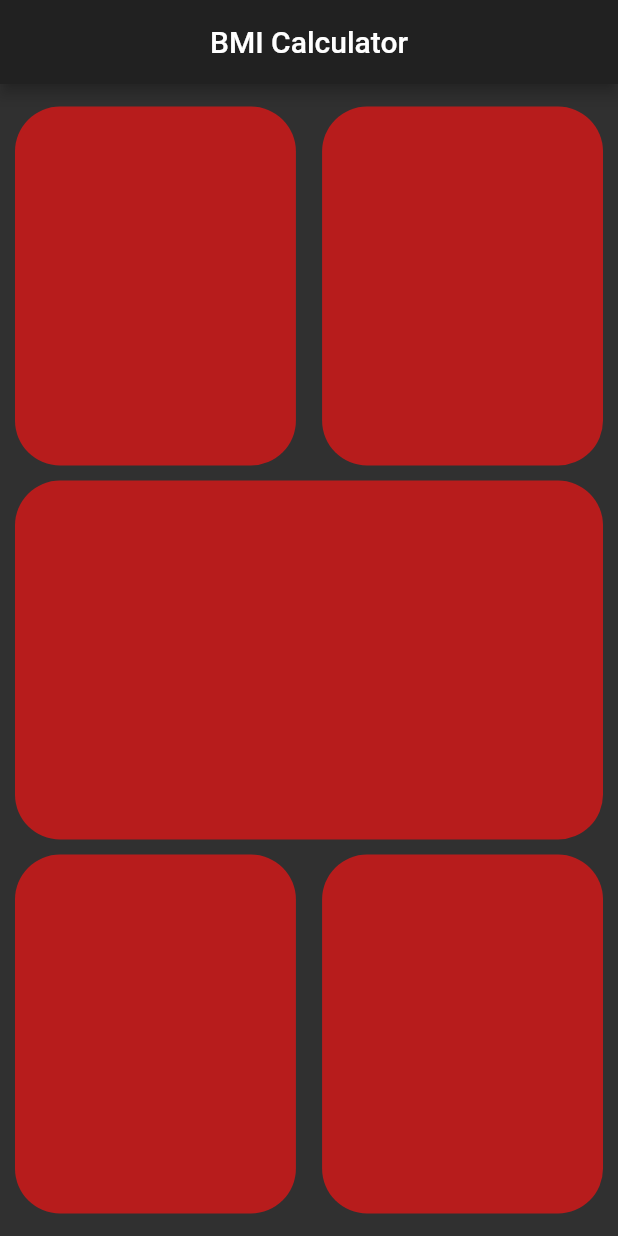
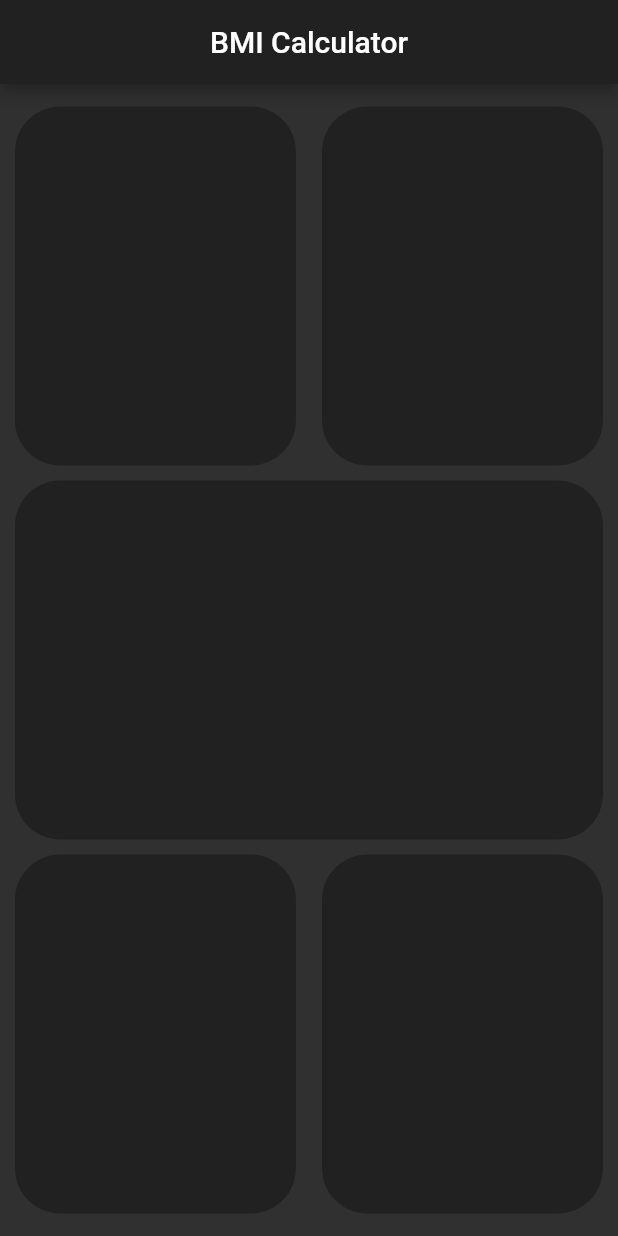
Before and after one commit to AMANDEEP-DAS/bmi-calculator, a Flutter app: the screen it shows after launch, on a phone screen of 412 x 824 dp. Run offline on Flutter 3.47's test engine with Material 2 defaults, Android fonts, the phone set to English and light mode, and no system bars.

Commit message:
containers final

```diff
--- a/lib/screens/input_screen.dart
+++ b/lib/screens/input_screen.dart
@@ -1,6 +1,5 @@
 import 'package:flutter/material.dart';
 
-import 'container.dart';
 
 class InputScreen extends StatefulWidget {
   const InputScreen({Key? key}) : super(key: key);
@@ -23,8 +22,22 @@ class _InputScreenState extends State<InputScreen> {
             Expanded(child: Row(
               mainAxisAlignment: MainAxisAlignment.spaceBetween,
               children: [
-                BoxContainers(),
-                BoxContainers(),
+                Container(
+                  height: MediaQuery.of(context).size.height,
+                  width: MediaQuery.of(context).size.width/2.2,
+                  decoration: BoxDecoration(
+                    color: Colors.grey.shade900,
+                      borderRadius: BorderRadius.all(Radius.circular(30))
+                  ),
+                ),
+                Container(
+                  height: MediaQuery.of(context).size.height,
+                  width: MediaQuery.of(context).size.width/2.2,
+                  decoration: BoxDecoration(
+                      color: Colors.grey.shade900,
+                      borderRadius: BorderRadius.all(Radius.circular(30))
+                  ),
+                )
               ],
             )),
             SizedBox(height: 10,),
@@ -34,7 +47,7 @@ class _InputScreenState extends State<InputScreen> {
                   height: MediaQuery.of(context).size.height,
                   width: MediaQuery.of(context).size.width-20,
                   decoration: BoxDecoration(
-                      color: Colors.red.shade900,
+                      color: Colors.grey.shade900,
                       borderRadius: BorderRadius.all(Radius.circular(30))
                   ),
                 )
@@ -44,8 +57,22 @@ class _InputScreenState extends State<InputScreen> {
             Expanded(child: Row(
               mainAxisAlignment: MainAxisAlignment.spaceBetween,
               children: [
-                BoxContainers(),
-                BoxContainers(),
+                Container(
+                  height: MediaQuery.of(context).size.height,
+                  width: MediaQuery.of(context).size.width/2.2,
+                  decoration: BoxDecoration(
+                      color: Colors.grey.shade900,
+                      borderRadius: BorderRadius.all(Radius.circular(30))
+                  ),
+                ),
+                Container(
+                  height: MediaQuery.of(context).size.height,
+                  width: MediaQuery.of(context).size.width/2.2,
+                  decoration: BoxDecoration(
+                      color: Colors.grey.shade900,
+                      borderRadius: BorderRadius.all(Radius.circular(30))
+                  ),
+                )
               ],
             )),
           ],
```
